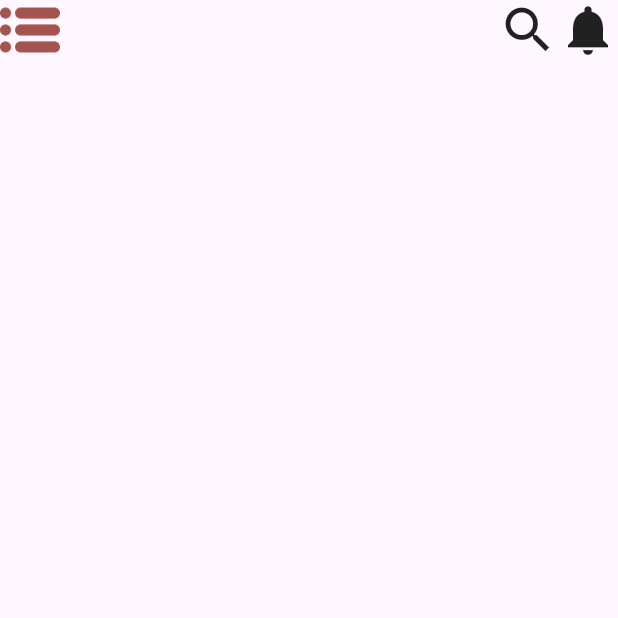
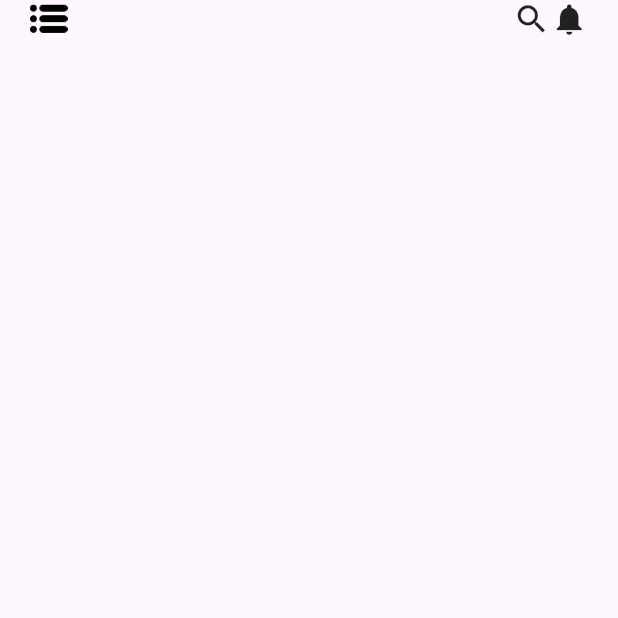
Before and after one commit to solankipratik8008/MY-EBOOK-APP, a Flutter app: the screen it shows after launch, on a phone screen of 412 x 824 dp, the top half of it. Run offline on Flutter 3.47's test engine with Material 3 defaults, Android fonts, the phone set to English and light mode, and no system bars.

Commit message:
icon with colors and alignment

```diff
--- a/lib/home.dart
+++ b/lib/home.dart
@@ -27,26 +27,33 @@ class myhomepage extends StatelessWidget {
 
 
       children: [
+            Container(
 
 
 
-              Row(
+
+                margin: const EdgeInsets.only(right: 20,left: 20),
+
+
+
+
+                  child:Row(
                      mainAxisAlignment: MainAxisAlignment.spaceBetween,
 
 
                     children: [
 
 
-                    ImageIcon(AssetImage('assets/list.png'),size: 40.0,color:const Color.fromARGB(255, 164, 84, 79)),
+                        ImageIcon(AssetImage('assets/list.png'),size:25.0,color:const Color.fromARGB(255, 1, 0, 1)),
 
                         Row(
 
-                      mainAxisAlignment: MainAxisAlignment.spaceEvenly,
+                          mainAxisAlignment: MainAxisAlignment.spaceBetween,
                           children: [
 
 
-                      Icon(Icons.search,size:40),
-                      Icon(Icons.notifications,size:40)
+                          Icon(Icons.search,size:25),
+                          Icon(Icons.notifications,size:25)
 
                         ],)
 
@@ -54,11 +61,12 @@ class myhomepage extends StatelessWidget {
 
 
 
+
+                  ),
              ),
 
-
-
       ],
+            ),
 
 
 
@@ -71,13 +79,13 @@ class myhomepage extends StatelessWidget {
 
 
 
-      ),
+      );
 
 
 
 
 
 
-    );
+
   }
 }
```
Lines whose indentation alone changed are shown as unchanged.
